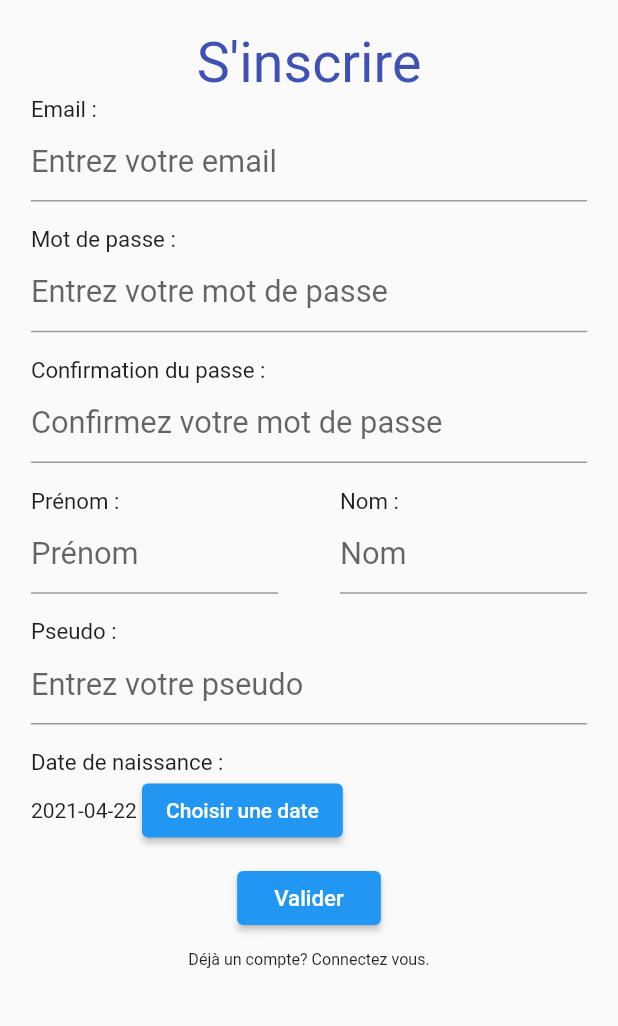
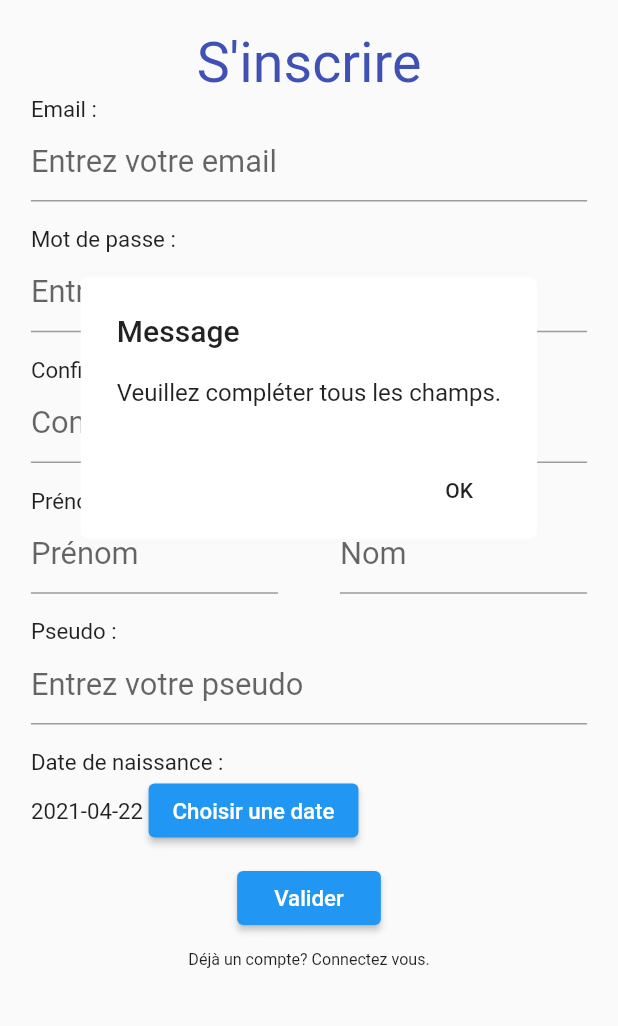
Before and after one commit to MickaLillois/PAI, a Flutter app: the Inscription screen opened by its route, after a tap on "Valider", on a phone screen of 412 x 824 dp, the part 210-1236 px from its top. Run offline on Flutter 3.47's test engine with Material 2 defaults, Android fonts, the phone set to English and light mode, and no system bars; our stand-ins replace socket_io_client.

Commit message:
UPDATE : inscription terminé

```diff
--- a/clientFlutter/flutter_quizinmobile/lib/inscription.dart
+++ b/clientFlutter/flutter_quizinmobile/lib/inscription.dart
@@ -1,6 +1,7 @@
 import 'package:flutter/cupertino.dart';
 import 'package:flutter/material.dart';
 import 'package:flutter/services.dart';
+import 'package:http/http.dart';
 
 class Inscription extends StatefulWidget {
   Inscription({Key key, this.title}) : super(key: key);
@@ -14,17 +15,47 @@ class Inscription extends StatefulWidget {
 
 class InscriptionState extends State<Inscription> {
   DateTime selectedDate = DateTime.now();
+  final myControllerMail = TextEditingController();
+  final myControllerMdp = TextEditingController();
+  final myControllerCmdp = TextEditingController();
+  final myControllerPrenom = TextEditingController();
+  final myControllerNom = TextEditingController();
+  final myControllerPseudo = TextEditingController();
 
   Future<void> _selectDate(BuildContext context) async {
     final DateTime picked = await showDatePicker(
         context: context,
         initialDate: selectedDate,
-        firstDate: DateTime(2015, 8),
+        firstDate: DateTime(1930, 8),
         lastDate: DateTime(2101));
     if (picked != null && picked != selectedDate)
       setState(() {
         selectedDate = picked;
       });
+  }
+
+  Future<String> _makePostRequest(String mail, String mdp, String prenom, String nom, String pseudo, String dateNaissance) async {
+    Uri url = Uri.https('quizinmobile.alwaysdata.net', 'Utilisateurs/addNewUtilisateur.php');
+    Map<String, String> headers = {
+      'Content-Type': 'application/x-www-form-urlencoded; charset=UTF-8'
+    };
+    Response response = await post(
+        url,
+        headers: headers,
+        body: {
+          'mail': mail,
+          'prenom': prenom,
+          'nom': nom,
+          'pseudo': pseudo,
+          'mdp': mdp,
+          'dateNaissance': dateNaissance
+        }
+    );
+    if (response.statusCode == 200) {
+      return response.body;
+    } else {
+      throw Exception('Failed to insert user.' + response.statusCode.toString());
+    }
   }
 
 
@@ -83,6 +114,7 @@ class InscriptionState extends State<Inscription> {
                                 hintText: 'Entrez votre email',
                                 contentPadding: EdgeInsets.fromLTRB(0, paddingInput, 0, paddingInput),
                               ),
+                              controller: myControllerMail,
                             ),
                           ),
                           Container(
@@ -103,6 +135,7 @@ class InscriptionState extends State<Inscription> {
                                 hintText: 'Entrez votre mot de passe',
                                 contentPadding: EdgeInsets.fromLTRB(0, paddingInput, 0, paddingInput),
                               ),
+                              controller: myControllerMdp,
                             ),
                           ),
                           Container(
@@ -123,6 +156,7 @@ class InscriptionState extends State<Inscription> {
                                 hintText: 'Confirmez votre mot de passe',
                                 contentPadding: EdgeInsets.fromLTRB(0, paddingInput, 0, paddingInput),
                               ),
+                              controller: myControllerCmdp,
                             ),
                           ),
                           Row(children: <Widget>[
@@ -144,6 +178,7 @@ class InscriptionState extends State<Inscription> {
                                       hintText: 'Prénom',
                                       contentPadding: EdgeInsets.fromLTRB(0, paddingInput, 0, paddingInput),
                                     ),
+                                    controller: myControllerPrenom,
                                   ),
                                 ),
                               ],
@@ -166,6 +201,7 @@ class InscriptionState extends State<Inscription> {
                                       hintText: 'Nom',
                                       contentPadding: EdgeInsets.fromLTRB(0, paddingInput, 0, paddingInput),
                                     ),
+                                    controller: myControllerNom,
                                   ),
                                 ),
                               ],
@@ -187,6 +223,7 @@ class InscriptionState extends State<Inscription> {
                                 hintText: 'Entrez votre pseudo',
                                 contentPadding: EdgeInsets.fromLTRB(0, paddingInput, 0, paddingInput),
                               ),
+                              controller: myControllerPseudo,
                             ),
                           ),
                           Container(
@@ -197,9 +234,9 @@ class InscriptionState extends State<Inscription> {
                           Container(
                               width: widthInput,
                               child: Row(children: <Widget>[
-                                Text(selectedDate == null ? 'Nothing has been picked yet' : selectedDate.toString().substring(0,11)),
+                                Text(selectedDate == null ? 'Aucune date choisie' : selectedDate.toString().substring(0,11),style: TextStyle(fontSize: fontSizeText)),
                                 ElevatedButton(
-                                  child: Text('Choisir une date'),
+                                  child: Text('Choisir une date',style: TextStyle(fontSize: fontSizeText)),
                                   onPressed: () => _selectDate(context),
                                 )
                               ],
@@ -208,7 +245,30 @@ class InscriptionState extends State<Inscription> {
                           Container(
                               margin: EdgeInsets.fromLTRB(0,marginLogo/4,0,marginLogo/4),
                               child: ElevatedButton(
-                                onPressed: () {},
+                                onPressed: () async {
+                                  String dateNaissance = selectedDate.toString().substring(0,11);
+                                  if(myControllerMdp.text=='' || myControllerCmdp.text=='' || myControllerMail.text=='' || myControllerPrenom.text=='' || myControllerNom.text=='' || myControllerPseudo.text==''){
+                                    showAlertDialog(context, 'Veuillez compléter tous les champs.');
+                                  }else{
+                                    if(RegExp(r"^[a-zA-Z0-9.a-zA-Z0-9.!#$%&'*+-/=?^_`{|}~]+@[a-zA-Z0-9]+\.[a-zA-Z]+").hasMatch(myControllerMail.text)){
+                                      if(myControllerMdp.text==myControllerCmdp.text){
+                                        final String res = await _makePostRequest(myControllerMail.text, myControllerMdp.text, myControllerPrenom.text, myControllerNom.text, myControllerPseudo.text, dateNaissance);
+                                        if(res=='utilisateur cree'){
+                                          Navigator.of(context).pop();
+                                          Navigator.of(context).pop();
+                                        }else{
+                                          showAlertDialog(context, res);
+                                        }
+                                      }else{
+                                        showAlertDialog(context, 'La confirmation de mot de passe n\'est pas identique au mot de passe.');
+                                      }
+                                    }else{
+                                      showAlertDialog(context, 'Format de l\'adresse mail invalide.');
+                                    }
+
+                                  }
+
+                                },
                                 child: Text('Valider', style: TextStyle(fontSize: fontSizeText),),
                                 style: ElevatedButton.styleFrom(
                                   padding: EdgeInsets.symmetric(vertical : paddingButton/2, horizontal: paddingButton*1.5),
@@ -231,3 +291,32 @@ class InscriptionState extends State<Inscription> {
         ));
   }
 }
+
+showAlertDialog(BuildContext context, String msg) {
+  Widget okButton = FlatButton(
+    child: Text("OK"),
+    onPressed: () {
+      Navigator.of(context).pop();
+    },
+  );
+
+  // set up the AlertDialog
+  AlertDialog alert = AlertDialog(
+    elevation: 0,
+    title: Text("Message"),
+    content: Text(msg),
+    actions: [
+      okButton,
+    ],
+  );
+
+  // show the dialog
+  showDialog(
+    barrierColor: Colors.white.withOpacity(0),
+    barrierDismissible: false,
+    context: context,
+    builder: (BuildContext context) {
+      return alert;
+    },
+  );
+}
--- a/clientFlutter/flutter_quizinmobile/lib/jouer.dart
+++ b/clientFlutter/flutter_quizinmobile/lib/jouer.dart
@@ -8,7 +8,7 @@ class Jouer extends StatelessWidget {
   Widget build(BuildContext context) {
     return Scaffold(
       body: SingleChildScrollView(
-        child: ElevatedButton(
+        /*child: ElevatedButton(
           child: Text('Ping', style: TextStyle(fontSize: 25.0),),
           onPressed: () {
             IO.Socket socket = IO.io('https://quizinmobile.herokuapp.com/partie1');
@@ -19,7 +19,7 @@ class Jouer extends StatelessWidget {
             socket.on('message', (data) => print(data));
             socket.onDisconnect((_) => print('disconnect'));
           },
-        ),
+        ),*/
 
       ),
     );
```
